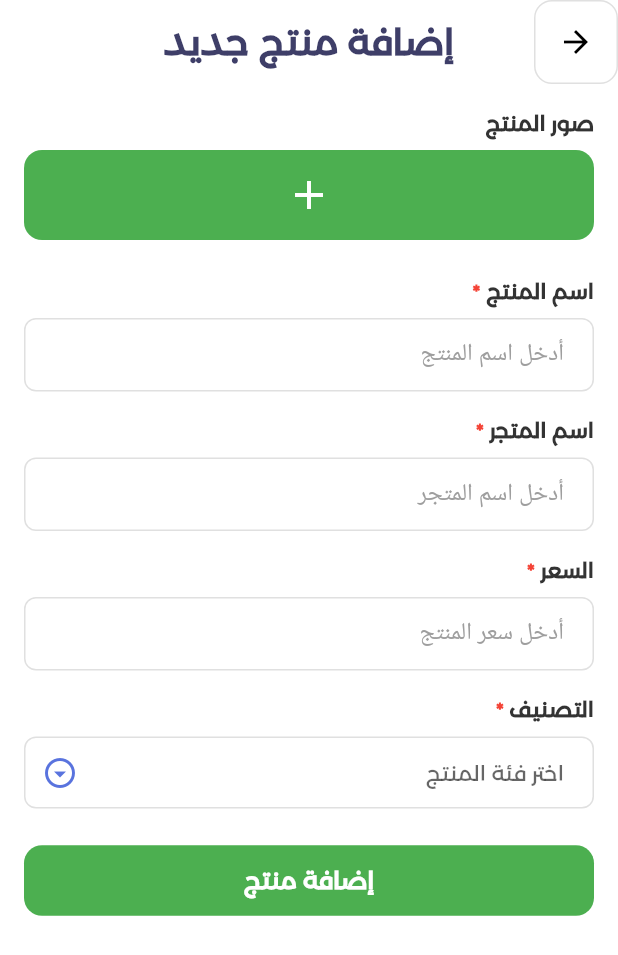
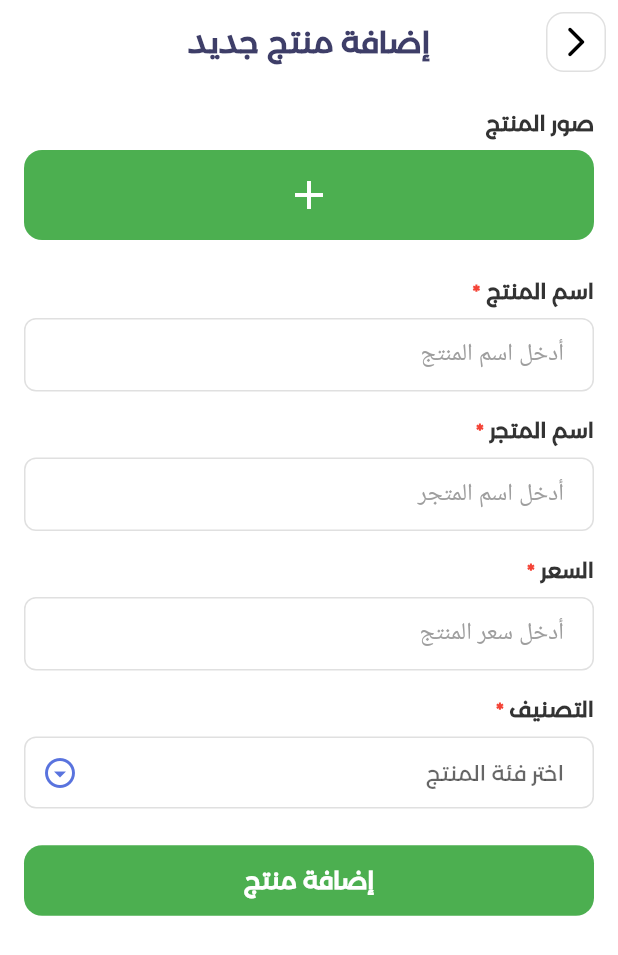
Before and after one commit to abdullahbokl/products_task, a Flutter app: the AddProductScreen screen opened directly, on a phone screen of 412 x 824 dp. Shown: the top 955 px of the screen. Run offline on Flutter 3.47's test engine with Material 3 defaults, Android fonts, the phone set to English and light mode, and no system bars; our stand-ins replace equatable, flutter_animate, flutter_bloc, flutter_spinkit, get_it, image_picker and 1 more; network calls fail.

Commit message:
titles styles changed

```diff
--- a/lib/core/common/enums/product_category.dart
+++ b/lib/core/common/enums/product_category.dart
@@ -1,18 +1,51 @@
 /// Product categories enum
 enum ProductCategory {
-  architecture('الهندسة المعمارية', 'Architecture'),
-  electronics('الإلكترونيات', 'Electronics'),
-  fashion('الأزياء', 'Fashion'),
-  food('الطعام', 'Food'),
-  furniture('الأثاث', 'Furniture'),
-  sports('الرياضة', 'Sports'),
-  books('الكتب', 'Books'),
-  toys('الألعاب', 'Toys');
+  architecture(
+    'الهندسة المعمارية',
+    'Architecture',
+    'https://images.unsplash.com/photo-1486406146926-c627a92ad1ab?w=400',
+  ),
+  electronics(
+    'الإلكترونيات',
+    'Electronics',
+    'https://images.unsplash.com/photo-1498049794561-7780e7231661?w=400',
+  ),
+  fashion(
+    'الأزياء',
+    'Fashion',
+    'https://images.unsplash.com/photo-1445205170230-053b83016050?w=400',
+  ),
+  food(
+    'الطعام',
+    'Food',
+    'https://images.unsplash.com/photo-1504674900247-0877df9cc836?w=400',
+  ),
+  furniture(
+    'الأثاث',
+    'Furniture',
+    'https://images.unsplash.com/photo-1555041469-a586c61ea9bc?w=400',
+  ),
+  sports(
+    'الرياضة',
+    'Sports',
+    'https://images.unsplash.com/photo-1461896836934-ffe607ba8211?w=400',
+  ),
+  books(
+    'الكتب',
+    'Books',
+    'https://images.unsplash.com/photo-1495446815901-a7297e633e8d?w=400',
+  ),
+  toys(
+    'الألعاب',
+    'Toys',
+    'https://images.unsplash.com/photo-1558877385-09dd715f6a2c?w=400',
+  );
 
   final String arabicName;
   final String englishName;
+  final String imageUrl;
 
-  const ProductCategory(this.arabicName, this.englishName);
+  const ProductCategory(this.arabicName, this.englishName, this.imageUrl);
 
   String getDisplayName() => arabicName;
 }
--- a/lib/features/products/data/datasources/local_product_datasource.dart
+++ b/lib/features/products/data/datasources/local_product_datasource.dart
@@ -1,5 +1,6 @@
 import 'dart:convert';
 import 'package:flutter/services.dart';
+import '../../../../core/constants/app_assets.dart';
 import '../models/product_model.dart';
 
 abstract class LocalProductDataSource {
@@ -15,7 +16,7 @@ class LocalProductDataSourceImpl implements LocalProductDataSource {
   @override
   Future<List<ProductModel>> getProducts() async {
     if (_products.isEmpty) {
-      final String response = await rootBundle.loadString('assets/data/products.json');
+      final String response = await rootBundle.loadString(AppAssets.dataProducts);
       final List<dynamic> data = json.decode(response);
       _products = data.map((json) => ProductModel.fromJson(json)).toList();
     }
--- a/lib/features/products/presentation/pages/add_product_screen.dart
+++ b/lib/features/products/presentation/pages/add_product_screen.dart
@@ -17,10 +17,12 @@ class AddProductScreen extends StatelessWidget {
       appBar: AppBar(
         backgroundColor: AppColors.white,
         elevation: 0,
-        leading: CustomIconButton(
+        leading: Padding(
+          padding: const EdgeInsets.all(8.0),
+          child: CustomIconButton(
             onPressed: () => Navigator.of(context).pop(),
             icon: const Icon(
-            Icons.arrow_back,
+              Icons.arrow_back_ios_new_rounded,
               color: Colors.black,
               size: AppDimensions.iconSizeSmall,
             ),
@@ -29,10 +31,12 @@ class AddProductScreen extends StatelessWidget {
             borderColor: AppColors.borderGray,
             borderWidth: AppDimensions.cardBorderWidth,
             borderRadius: AppDimensions.radiusLarge,
+            padding: EdgeInsets.zero,
+          ),
         ),
         title: AppText(
           AppStrings.addProductTitle(context),
-          style: AppTextStyles.heading1.copyWith(
+          style: AppTextStyles.heading2.copyWith(
             color: const Color(0xFF3E3E68),
           ),
         ),
--- a/lib/features/products/presentation/widgets/categories/view_all_categories_button.dart
+++ b/lib/features/products/presentation/widgets/categories/view_all_categories_button.dart
@@ -1,4 +1,5 @@
 import 'package:flutter/material.dart';
+import '../../../../../core/constants/app_assets.dart';
 import '../../../../../core/utils/app_dimensions.dart';
 import '../../../../../core/utils/colors.dart';
 import '../../../../../core/utils/app_strings.dart';
@@ -26,7 +27,7 @@ class ViewAllCategoriesButton extends StatelessWidget {
           color: AppColors.primaryGreen,
           child: Center(
             child: Image.asset(
-              'assets/icons/element4ctg_all.png',
+              AppAssets.iconViewAll,
               width: AppDimensions.iconSizeMedium,
               height: AppDimensions.iconSizeMedium,
               color: AppColors.white,
--- a/lib/features/products/presentation/widgets/product/display_toggle_section.dart
+++ b/lib/features/products/presentation/widgets/product/display_toggle_section.dart
@@ -1,5 +1,6 @@
 import 'package:flutter/material.dart';
 import '../../../../../core/utils/app_dimensions.dart';
+import '../../../../../core/constants/app_assets.dart';
 import '../../../../../core/utils/text_styles.dart';
 import '../../../../../core/utils/app_strings.dart';
 import '../../../../../core/common/widgets/app_text.dart';
@@ -27,7 +28,7 @@ class DisplayToggleSection extends StatelessWidget {
           mainAxisAlignment: MainAxisAlignment.end,
           children: [
             Image.asset(
-              'assets/icons/horizontal_vertical_icon.png',
+              AppAssets.iconToggleLayout,
               width: AppDimensions.iconSizeSmall,
               height: AppDimensions.iconSizeSmall,
             ),
```
Also changed, not shown: lib/core/constants/app_assets.dart (added, +15 -0 lines), lib/features/products/presentation/widgets/app_bar/product_list_app_bar.dart (+3 -5 lines), lib/features/products/presentation/widgets/categories/categories_section.dart (+2 -24 lines). Lines whose indentation alone changed are shown as unchanged.
